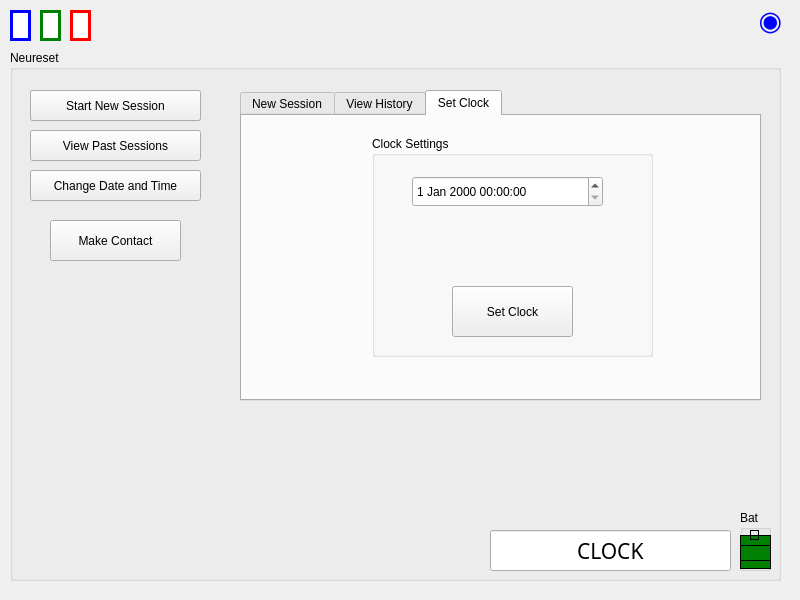
The window that mainwindow.ui (voidranjer/comp3004-final) describes before a commit, drawn with Qt 5.
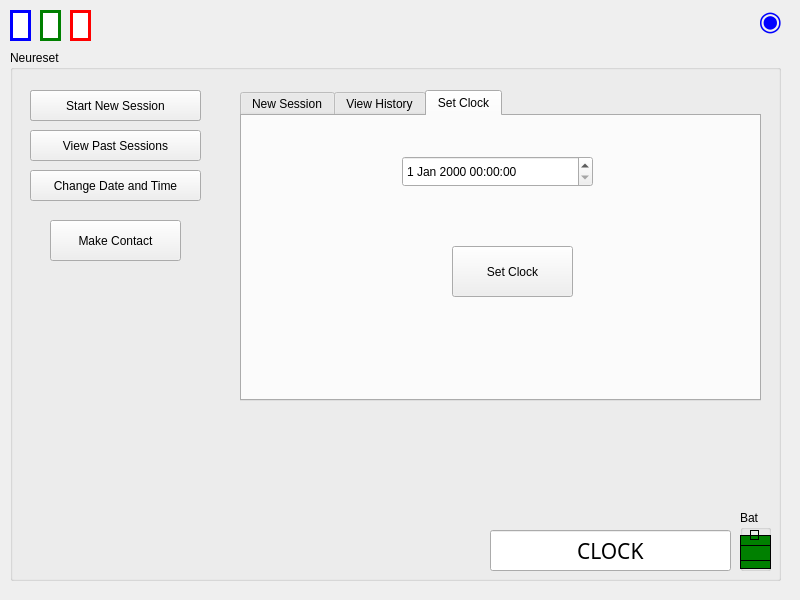
The same window after the commit. The open tabs and pages were chosen to show the change.

```diff
--- a/mainwindow.ui
+++ b/mainwindow.ui
@@ -243,22 +243,10 @@
       <attribute name="title">
        <string>Set Clock</string>
       </attribute>
-      <widget class="QGroupBox" name="clockSettings">
-       <property name="geometry">
-        <rect>
-         <x>130</x>
-         <y>20</y>
-         <width>281</width>
-         <height>221</height>
-        </rect>
-       </property>
-       <property name="title">
-        <string>Clock Settings</string>
-       </property>
        <widget class="QDateTimeEdit" name="dateTimeEdit">
         <property name="geometry">
          <rect>
-          <x>40</x>
+         <x>160</x>
           <y>40</y>
           <width>191</width>
           <height>31</height>
@@ -268,8 +256,8 @@
        <widget class="QPushButton" name="set_time">
         <property name="geometry">
          <rect>
-          <x>80</x>
-          <y>150</y>
+         <x>210</x>
+         <y>130</y>
           <width>121</width>
           <height>51</height>
          </rect>
@@ -277,7 +265,6 @@
         <property name="text">
          <string>Set Clock</string>
         </property>
-       </widget>
       </widget>
      </widget>
     </widget>
```
Left out of the diff: 4 changed lines with no effect on the pictures. Lines whose indentation alone changed are shown as unchanged.
